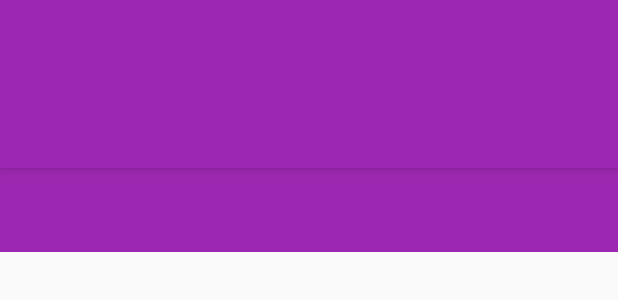
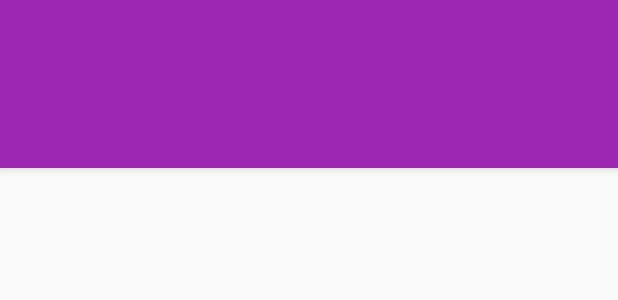
Before and after one commit to caarmen/scrumchatter, an Android app: the layout activity_main.xml on its own in the app's theme, with its tools: preview values and no code run, on a phone screen of 412 x 824 dp. Shown: the top 300 px of the screen. Run offline under Robolectric (Android 15) with nearby library versions, the phone set to English and light mode, and no system bars.

Commit message:
Fix shadow under actionbar

```diff
--- a/app/src/main/res/layout/activity_main.xml
+++ b/app/src/main/res/layout/activity_main.xml
@@ -21,6 +21,7 @@
     android:layout_width="match_parent"
     android:layout_height="match_parent"
     android:orientation="vertical"
+    android:fitsSystemWindows="true"
     tools:context=".main.MainActivity">
 
     <include layout="@layout/toolbar_tabs"/>
@@ -28,8 +29,7 @@
     <android.support.v4.widget.DrawerLayout xmlns:android="http://schemas.android.com/apk/res/android"
         android:id="@+id/drawer_layout"
         android:layout_width="match_parent"
-        android:layout_height="match_parent"
-        android:fitsSystemWindows="true">
+        android:layout_height="match_parent" >
 
         <android.support.v4.view.ViewPager xmlns:tools="http://schemas.android.com/tools"
             android:id="@+id/pager"
```
